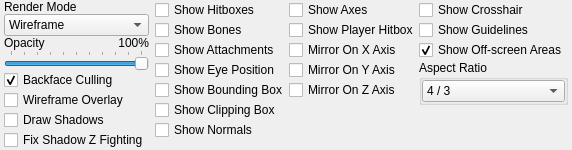
This is src/hlam/plugins/halflife/studiomodel/ui/dockpanels/ModelDisplayPanel.ui in SamVanheer/HalfLifeAssetManager as Qt 5 draws it before an edit. The edited form follows.
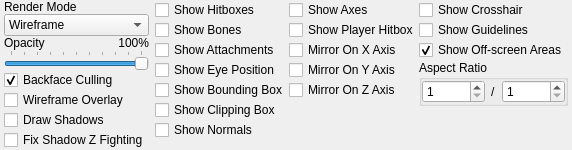
This is the edited form.

Commit message: Make aspect ratio freely editable

The edit to the form file:
```diff
--- a/src/hlam/plugins/halflife/studiomodel/ui/dockpanels/ModelDisplayPanel.ui
+++ b/src/hlam/plugins/halflife/studiomodel/ui/dockpanels/ModelDisplayPanel.ui
@@ -381,7 +381,7 @@
        <property name="flat">
         <bool>true</bool>
        </property>
-       <layout class="QVBoxLayout" name="verticalLayout_3">
+       <layout class="QHBoxLayout" name="horizontalLayout_2">
         <property name="leftMargin">
          <number>0</number>
         </property>
@@ -395,22 +395,36 @@
          <number>0</number>
         </property>
         <item>
-         <widget class="QComboBox" name="AspectRatio">
-          <item>
-           <property name="text">
-            <string>4 / 3</string>
-           </property>
+         <widget class="QSpinBox" name="AspectRatioX">
+          <property name="minimum">
+           <number>1</number>
+          </property>
+          <property name="maximum">
+           <number>100</number>
+          </property>
+         </widget>
           </item>
           <item>
+         <widget class="QLabel" name="label_3">
+          <property name="sizePolicy">
+           <sizepolicy hsizetype="Fixed" vsizetype="Preferred">
+            <horstretch>0</horstretch>
+            <verstretch>0</verstretch>
+           </sizepolicy>
+          </property>
            <property name="text">
-            <string>16 / 9</string>
-           </property>
+           <string>/</string>
+          </property>
+         </widget>
           </item>
           <item>
-           <property name="text">
-            <string>16 / 10</string>
-           </property>
-          </item>
+         <widget class="QSpinBox" name="AspectRatioY">
+          <property name="minimum">
+           <number>1</number>
+          </property>
+          <property name="maximum">
+           <number>100</number>
+          </property>
          </widget>
         </item>
        </layout>
```
Lines whose indentation alone changed are shown as unchanged. The commit also changes 4 other files.
